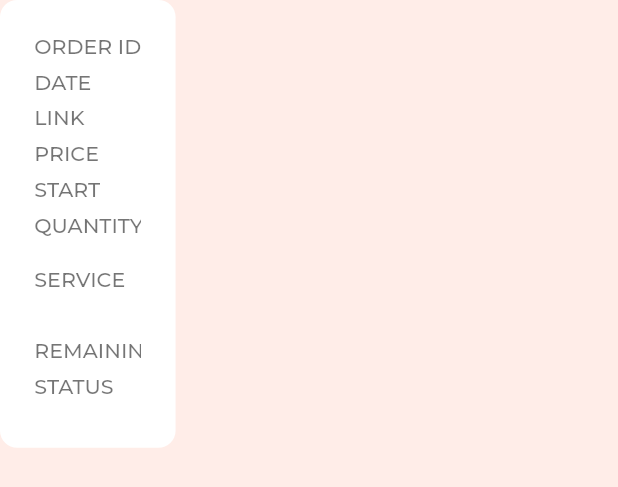
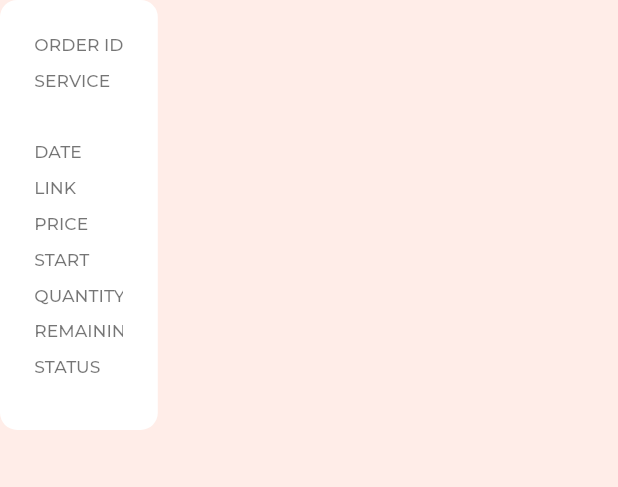
Before and after one commit to Elswag05/InstaKing, a Flutter app: the OrderHistoryViewModel widget shown alone on an empty page, opened directly with empty values, on a phone screen of 412 x 824 dp. Shown: the top 487 px of the screen. Run offline on Flutter 3.47's test engine with Material 3 defaults, Android fonts, the phone set to English and light mode, and no system bars; drawn by our look-alikes of oktoast; our stand-ins replace anim_search_bar, auto_size_text, awesome_dialog, dio, firebase_core, firebase_messaging and 10 more; accounts and stored records are empty; network calls fail; project files that could hold a hidden picture were left out.

```diff
--- a/lib/data/services/categories_services.dart
+++ b/lib/data/services/categories_services.dart
@@ -19,7 +19,7 @@ class CategoriesService with DioMixin {
 }
 
 ///This returns the categories in a more ordered manner.
-//TODO: change the String to int if it does not work
+
 class GetCategoriesService with DioMixin {
   Future<Response<dynamic>> getSpecificCategoriesServices(
       {required String categoryId}) async {
--- a/lib/presentation/controllers/insta_wallet_controller.dart
+++ b/lib/presentation/controllers/insta_wallet_controller.dart
@@ -16,7 +16,7 @@ final instaWalletController = ChangeNotifierProvider<InstaWalletController>(
     (ref) => InstaWalletController());
 
 class InstaWalletController extends BaseChangeNotifier {
-  late bool userHasGeneratedAccount;
+  late bool userHasGeneratedAccount = false;
   final GenerateAccountsService generateAccountsService =
       GenerateAccountsService();
   late GenerateAccountModel model = GenerateAccountModel();
--- a/lib/presentation/views/order/order_history_transactions_view_model.dart
+++ b/lib/presentation/views/order/order_history_transactions_view_model.dart
@@ -43,12 +43,12 @@ class _OrderHistoryViewModelState extends State<OrderHistoryViewModel> {
       ),
       padding: EdgeInsets.all(20.w),
       margin: EdgeInsets.only(bottom: 10.h),
-      height: 250.h,
+      height: 240.h,
       child: Stack(
         children: [
           lightText('ORDER ID', context),
           Positioned(
-            left: MediaQuery.of(context).size.width / 2.5.w,
+            left: MediaQuery.of(context).size.width / 4.w,
             child: GestureDetector(
               onTap: () {
                 Clipboard.setData(
@@ -74,11 +74,24 @@ class _OrderHistoryViewModelState extends State<OrderHistoryViewModel> {
           ),
           Positioned(
             top: 20.h,
+            child: lightText('SERVICE', context),
+          ),
+          Positioned(
+            left: MediaQuery.of(context).size.width / 4.w,
+            top: 20.h,
+            child: SizedBox(
+              height: 50.h,
+              width: 250.w,
+              child: darkText(widget.serviceHere, context),
+            ),
+          ),
+          Positioned(
+            top: 60.h,
             child: lightText('DATE', context),
           ),
           Positioned(
-            left: MediaQuery.of(context).size.width / 2.5.w,
-            top: 20.h,
+            left: MediaQuery.of(context).size.width / 4.w,
+            top: 60.h,
             child: SizedBox(
               height: 47.h,
               width: 200,
@@ -86,12 +99,12 @@ class _OrderHistoryViewModelState extends State<OrderHistoryViewModel> {
             ),
           ),
           Positioned(
-            top: 40.h,
+            top: 80.h,
             child: lightText('LINK', context),
           ),
           Positioned(
-            left: MediaQuery.of(context).size.width / 2.5.w,
-            top: 40.h,
+            left: MediaQuery.of(context).size.width / 4.w,
+            top: 80.h,
             child: SizedBox(
               height: 20.h,
               width: 250,
@@ -99,12 +112,12 @@ class _OrderHistoryViewModelState extends State<OrderHistoryViewModel> {
             ),
           ),
           Positioned(
-            top: 60.h,
+            top: 100.h,
             child: lightText('PRICE', context),
           ),
           Positioned(
-            left: MediaQuery.of(context).size.width / 2.5.w,
-            top: 60.h,
+            left: MediaQuery.of(context).size.width / 4.w,
+            top: 100.h,
             child: SizedBox(
               height: 47.h,
               width: 150,
@@ -112,12 +125,12 @@ class _OrderHistoryViewModelState extends State<OrderHistoryViewModel> {
             ),
           ),
           Positioned(
-            top: 80.h,
+            top: 120.h,
             child: lightText('START', context),
           ),
           Positioned(
-            left: MediaQuery.of(context).size.width / 2.5.w,
-            top: 80.h,
+            left: MediaQuery.of(context).size.width / 4.w,
+            top: 120.h,
             child: SizedBox(
               height: 20.h,
               width: 80.w,
@@ -125,34 +138,22 @@ class _OrderHistoryViewModelState extends State<OrderHistoryViewModel> {
             ),
           ), //₦
           Positioned(
-            top: 100.h,
+            top: 140.h,
             child: lightText('QUANTITY', context),
           ),
           Positioned(
-            left: MediaQuery.of(context).size.width / 2.5.w,
-            top: 100.h,
+            left: MediaQuery.of(context).size.width / 4.w,
+            top: 140.h,
             child: darkText(widget.quantity, context),
           ),
+
           Positioned(
-            top: 130.h,
-            child: lightText('SERVICE', context),
-          ),
-          Positioned(
-            left: MediaQuery.of(context).size.width / 2.5.w,
-            top: 130.h,
-            child: SizedBox(
-              height: 50.h,
-              width: 250.w,
-              child: darkText(widget.serviceHere, context),
-            ),
-          ),
-          Positioned(
-            top: 170.h,
+            top: 160.h,
             child: lightText('REMAINING', context),
           ),
           Positioned(
-            left: MediaQuery.of(context).size.width / 2.5.w,
-            top: 170.h,
+            left: MediaQuery.of(context).size.width / 4.w,
+            top: 160.h,
             child: SizedBox(
               height: 20.h,
               width: 80.w,
@@ -160,12 +161,12 @@ class _OrderHistoryViewModelState extends State<OrderHistoryViewModel> {
             ),
           ),
           Positioned(
-            top: 190.h,
+            top: 180.h,
             child: lightText('STATUS', context),
           ),
           Positioned(
-            left: MediaQuery.of(context).size.width / 2.5.w,
-            top: 190.h,
+            left: MediaQuery.of(context).size.width / 4.w,
+            top: 180.h,
             child: SizedBox(
               height: 20.h,
               width: 100.w,
--- a/lib/presentation/views/services/insta_services.dart
+++ b/lib/presentation/views/services/insta_services.dart
@@ -443,7 +443,7 @@ Text lightText(String lightText, BuildContext context) {
     style: TextStyle(
       fontFamily: 'Montesserat',
       fontWeight: FontWeight.w500,
-      fontSize: 12.sp,
+      fontSize: 10.sp,
       color: Theme.of(context).unselectedWidgetColor,
     ),
   );
@@ -452,12 +452,12 @@ Text lightText(String lightText, BuildContext context) {
 AutoSizeText darkText(String darkText, BuildContext context) {
   return AutoSizeText(
     darkText,
-    minFontSize: 10.sp,
+    minFontSize: 8.sp,
     stepGranularity: 2.sp,
     style: TextStyle(
       fontFamily: 'Montesserat',
       fontWeight: FontWeight.w500,
-      fontSize: 13.sp,
+      fontSize: 11.sp,
     ),
   );
 }
```
Also changed, not shown: lib/data/services/notification.dart (renamed from lib/data/services/firebase_api.dart, +43 -0 lines), lib/main.dart (+5 -6 lines), lib/presentation/controllers/insta_order_controller.dart (+4 -3 lines), lib/presentation/views/order/insta_order.dart (+7 -16 lines), lib/presentation/views/order/place_order/place_order.dart (+27 -40 lines), lib/presentation/views/wallet/generate_bank_transfer.dart (+28 -17 lines), 2 other files.
